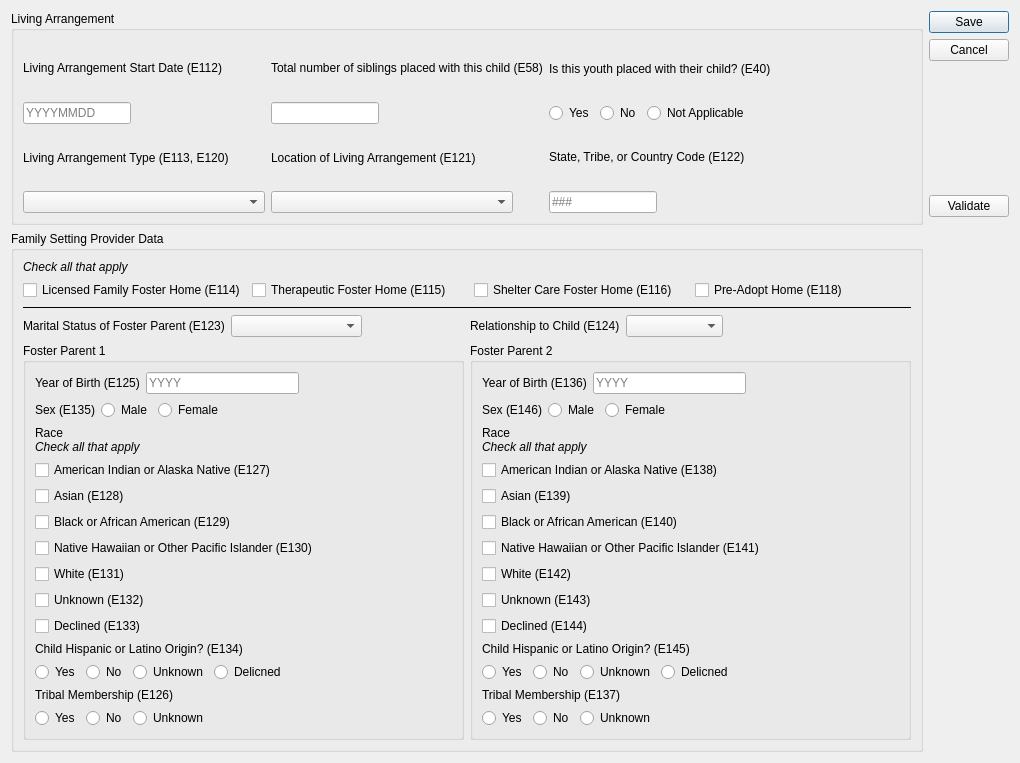
Before: the Qt Designer form ui/ui_living_arrangement.ui in zstamper/AFCARS-AXE, drawn with Qt 5.
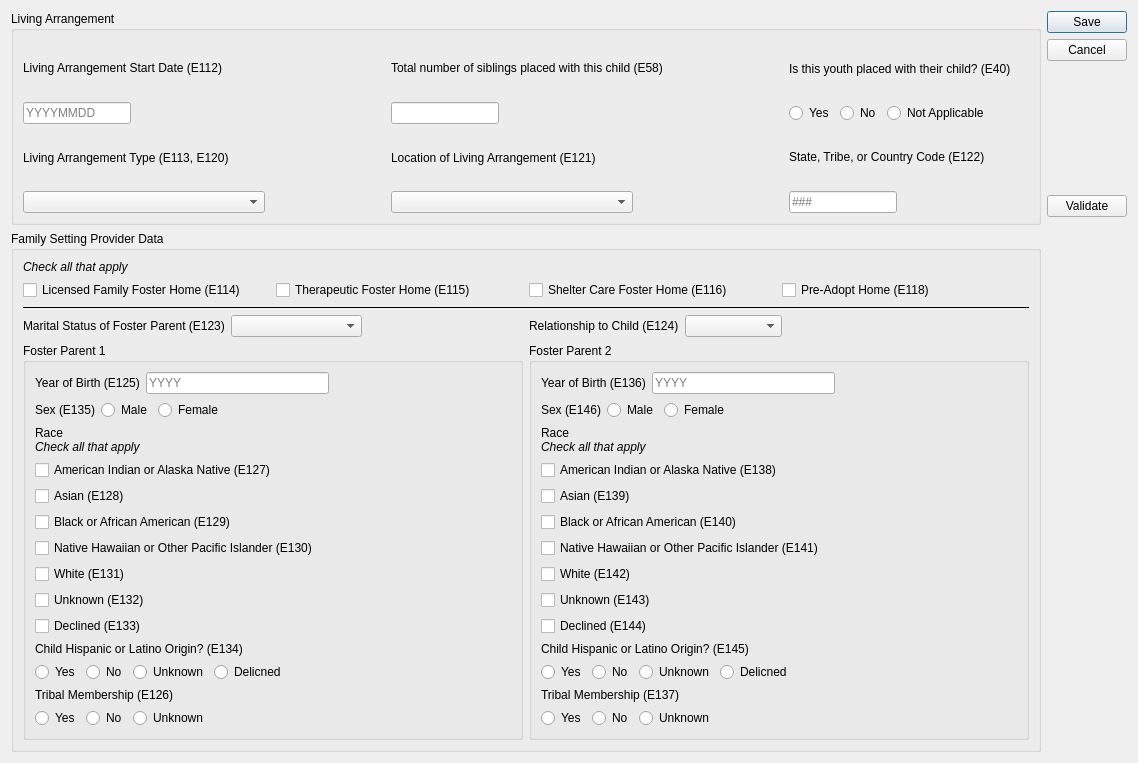
After: the same form once the commit is applied.

```diff
--- a/ui/ui_living_arrangement.ui
+++ b/ui/ui_living_arrangement.ui
@@ -6,7 +6,7 @@
    <rect>
     <x>0</x>
     <y>0</y>
-    <width>1020</width>
+    <width>1138</width>
     <height>763</height>
    </rect>
   </property>
@@ -159,6 +159,19 @@
           </item>
          </layout>
         </item>
+        <item>
+         <spacer name="horizontalSpacer_12">
+          <property name="orientation">
+           <enum>Qt::Horizontal</enum>
+          </property>
+          <property name="sizeHint" stdset="0">
+           <size>
+            <width>40</width>
+            <height>20</height>
+           </size>
+          </property>
+         </spacer>
+        </item>
         <item>
          <layout class="QVBoxLayout" name="verticalLayout_8">
           <item>
@@ -226,6 +239,19 @@
           </item>
          </layout>
         </item>
+        <item>
+         <spacer name="horizontalSpacer_13">
+          <property name="orientation">
+           <enum>Qt::Horizontal</enum>
+          </property>
+          <property name="sizeHint" stdset="0">
+           <size>
+            <width>40</width>
+            <height>20</height>
+           </size>
+          </property>
+         </spacer>
+        </item>
         <item>
          <layout class="QVBoxLayout" name="verticalLayout_6">
           <item>
```
Left out of the diff: 4 changed lines with no effect on the pictures.
